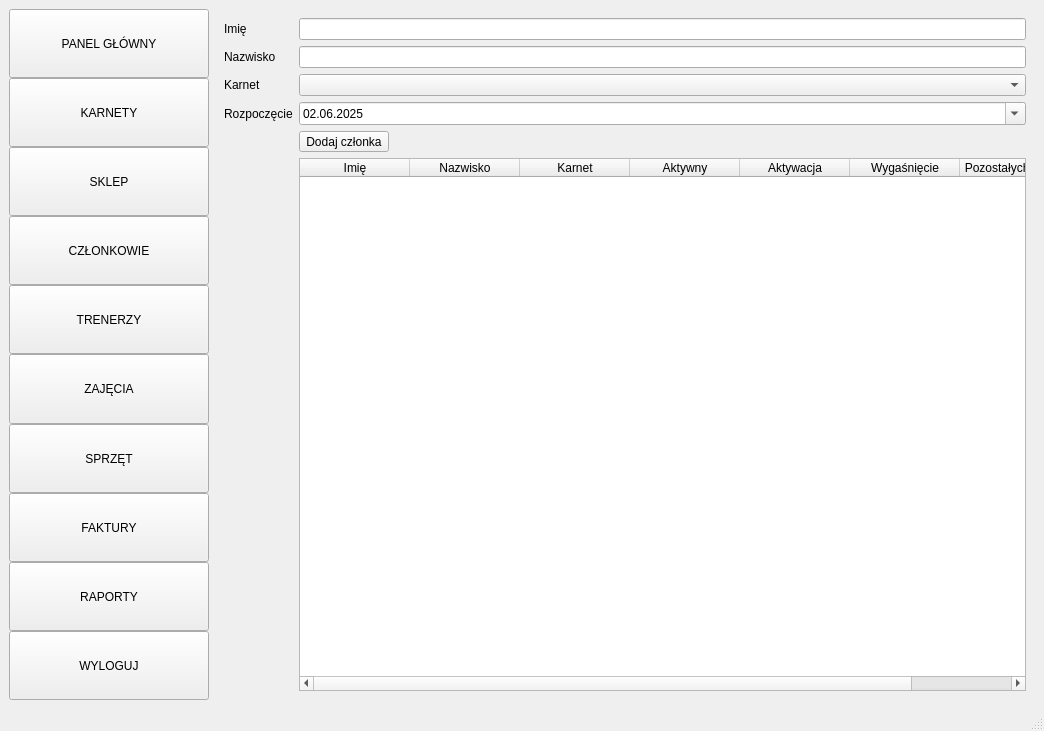
Above: mainwindow.ui from skb-it/FitAdmin_v1 before the change. Below: the same form after it.
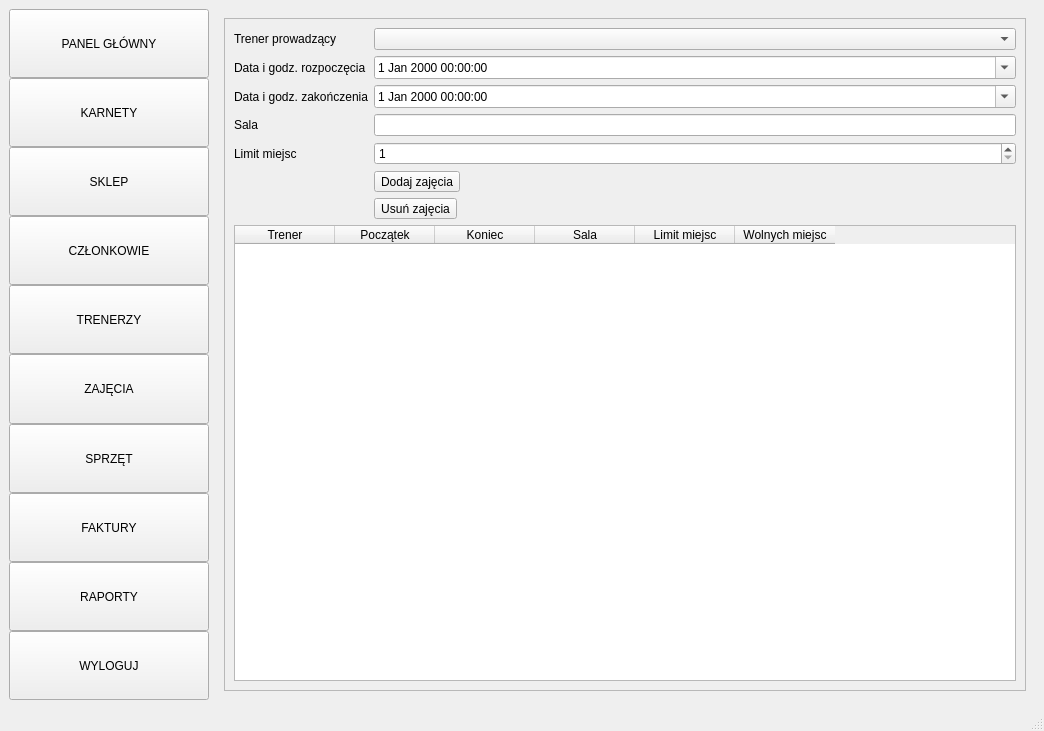
That is the form after the change. Icons and pictures are not drawn.

Patch:
```diff
--- a/mainwindow.ui
+++ b/mainwindow.ui
@@ -323,7 +323,7 @@
     <item>
      <widget class="QStackedWidget" name="stackedWidget">
       <property name="currentIndex">
-       <number>1</number>
+       <number>4</number>
       </property>
       <widget class="QWidget" name="mainPage">
        <layout class="QVBoxLayout" name="verticalLayoutMain">
@@ -810,7 +810,272 @@
         </item>
        </layout>
       </widget>
-      <widget class="QWidget" name="page_2"/>
+      <widget class="QWidget" name="trenerzyStrona">
+       <layout class="QVBoxLayout" name="verticalLayoutTrenerzy">
+        <item>
+         <layout class="QHBoxLayout" name="horizontalLayoutTrenerzyForm">
+          <item>
+           <widget class="QLabel" name="labelImieTrener">
+            <property name="text">
+             <string>Imię</string>
+            </property>
+           </widget>
+          </item>
+          <item>
+           <widget class="QLineEdit" name="lineEditImieTrener"/>
+          </item>
+          <item>
+           <widget class="QLabel" name="labelNazwiskoTrener">
+            <property name="text">
+             <string>Nazwisko</string>
+            </property>
+           </widget>
+          </item>
+          <item>
+           <widget class="QLineEdit" name="lineEditNazwiskoTrener"/>
+          </item>
+          <item>
+           <widget class="QToolButton" name="toolButtonDodajTrenera">
+            <property name="text">
+             <string>Dodaj trenera</string>
+            </property>
+           </widget>
+          </item>
+         </layout>
+        </item>
+        <item>
+         <widget class="QTableWidget" name="tableWidgetTrenerzy">
+          <property name="dragDropOverwriteMode">
+           <bool>true</bool>
+          </property>
+          <property name="rowCount">
+           <number>0</number>
+          </property>
+          <property name="columnCount">
+           <number>3</number>
+          </property>
+          <attribute name="verticalHeaderVisible">
+           <bool>false</bool>
+          </attribute>
+          <column>
+           <property name="text">
+            <string>ID</string>
+           </property>
+          </column>
+          <column>
+           <property name="text">
+            <string>Imię</string>
+           </property>
+          </column>
+          <column>
+           <property name="text">
+            <string>Nazwisko</string>
+           </property>
+          </column>
+         </widget>
+        </item>
+       </layout>
+      </widget>
+      <widget class="QWidget" name="zajeciaStrona">
+       <layout class="QVBoxLayout" name="verticalLayoutZajeciaWrapper">
+        <item>
+         <widget class="QScrollArea" name="scrollAreaZajecia">
+          <property name="widgetResizable">
+           <bool>true</bool>
+          </property>
+          <widget class="QWidget" name="scrollAreaWidgetContentsZajecia">
+           <property name="geometry">
+            <rect>
+             <x>0</x>
+             <y>0</y>
+             <width>800</width>
+             <height>650</height>
+            </rect>
+           </property>
+           <layout class="QVBoxLayout" name="verticalLayoutZajecia">
+            <item>
+             <layout class="QFormLayout" name="formLayoutZajecia">
+              <item row="0" column="0">
+               <widget class="QLabel" name="labelTrenerProwadzacy">
+                <property name="text">
+                 <string>Trener prowadzący</string>
+                </property>
+               </widget>
+              </item>
+              <item row="0" column="1">
+               <widget class="QComboBox" name="comboBoxTrenerProwadzacy"/>
+              </item>
+              <item row="1" column="0">
+               <widget class="QLabel" name="labelDataGodzinaStart">
+                <property name="text">
+                 <string>Data i godz. rozpoczęcia</string>
+                </property>
+               </widget>
+              </item>
+              <item row="1" column="1">
+               <widget class="QDateTimeEdit" name="dateTimeEditStart">
+                <property name="calendarPopup">
+                 <bool>true</bool>
+                </property>
+               </widget>
+              </item>
+              <item row="2" column="0">
+               <widget class="QLabel" name="labelDataGodzinaEnd">
+                <property name="text">
+                 <string>Data i godz. zakończenia</string>
+                </property>
+               </widget>
+              </item>
+              <item row="2" column="1">
+               <widget class="QDateTimeEdit" name="dateTimeEditEnd">
+                <property name="calendarPopup">
+                 <bool>true</bool>
+                </property>
+               </widget>
+              </item>
+              <item row="3" column="0">
+               <widget class="QLabel" name="labelSala">
+                <property name="text">
+                 <string>Sala</string>
+                </property>
+               </widget>
+              </item>
+              <item row="3" column="1">
+               <widget class="QLineEdit" name="lineEditSala"/>
+              </item>
+              <item row="4" column="0">
+               <widget class="QLabel" name="labelLimitMiejsc">
+                <property name="text">
+                 <string>Limit miejsc</string>
+                </property>
+               </widget>
+              </item>
+              <item row="4" column="1">
+               <widget class="QSpinBox" name="spinBoxLimitMiejsc">
+                <property name="minimum">
+                 <number>1</number>
+                </property>
+                <property name="maximum">
+                 <number>999</number>
+                </property>
+               </widget>
+              </item>
+              <item row="5" column="1">
+               <widget class="QToolButton" name="toolButtonDodajZajecia">
+                <property name="text">
+                 <string>Dodaj zajęcia</string>
+                </property>
+               </widget>
+              </item>
+              <item row="6" column="1">
+               <widget class="QToolButton" name="toolButtonUsunZajecia">
+                <property name="text">
+                 <string>Usuń zajęcia</string>
+                </property>
+               </widget>
+              </item>
+             </layout>
+            </item>
+            <item>
+             <widget class="QTableWidget" name="tableWidgetZajecia">
+              <property name="columnCount">
+               <number>6</number>
+              </property>
+              <column>
+               <property name="text">
+                <string>Trener</string>
+               </property>
+              </column>
+              <column>
+               <property name="text">
+                <string>Początek</string>
+               </property>
+              </column>
+              <column>
+               <property name="text">
+                <string>Koniec</string>
+               </property>
+              </column>
+              <column>
+               <property name="text">
+                <string>Sala</string>
+               </property>
+              </column>
+              <column>
+               <property name="text">
+                <string>Limit miejsc</string>
+               </property>
+              </column>
+              <column>
+               <property name="text">
+                <string>Wolnych miejsc</string>
+               </property>
+              </column>
+             </widget>
+            </item>
+            <item>
+             <layout class="QVBoxLayout" name="verticalLayoutWykresZajec"/>
+            </item>
+           </layout>
+          </widget>
+         </widget>
+        </item>
+       </layout>
+      </widget>
+      <widget class="QWidget" name="sklepStrona">
+       <layout class="QVBoxLayout" name="verticalLayoutSklep">
+        <item>
+         <layout class="QHBoxLayout" name="horizontalLayoutSklepSearchAdd">
+          <item>
+           <widget class="QLineEdit" name="lineEditSzukajProdukt">
+            <property name="placeholderText">
+             <string>Szukaj produktu...</string>
+            </property>
+           </widget>
+          </item>
+          <item>
+           <widget class="QToolButton" name="toolButtonDodajProdukt">
+            <property name="text">
+             <string>Dodaj produkt</string>
+            </property>
+           </widget>
+          </item>
+         </layout>
+        </item>
+        <item>
+         <widget class="QTableWidget" name="tableWidgetProdukty">
+          <property name="columnCount">
+           <number>5</number>
+          </property>
+          <column>
+           <property name="text">
+            <string>Nazwa</string>
+           </property>
+          </column>
+          <column>
+           <property name="text">
+            <string>Cena</string>
+           </property>
+          </column>
+          <column>
+           <property name="text">
+            <string>Kategoria</string>
+           </property>
+          </column>
+          <column>
+           <property name="text">
+            <string>Stan magazynowy</string>
+           </property>
+          </column>
+          <column>
+           <property name="text">
+            <string>Status</string>
+           </property>
+          </column>
+         </widget>
+        </item>
+       </layout>
+      </widget>
      </widget>
     </item>
    </layout>
```
